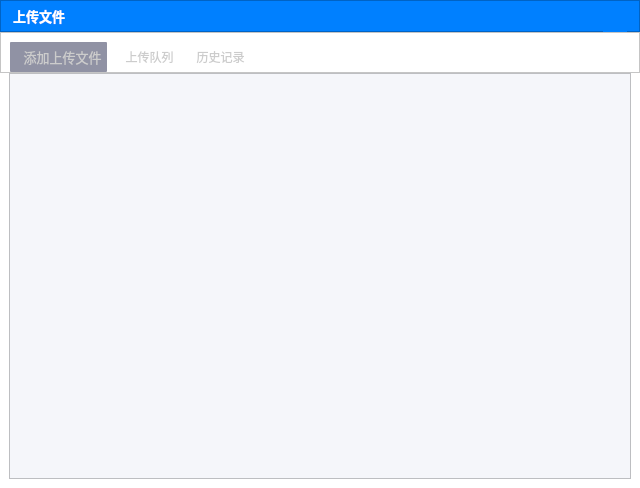
First picture: the form in uploadfiledialog.ui, repository ZhouMei20220810/TEST, before the edit.
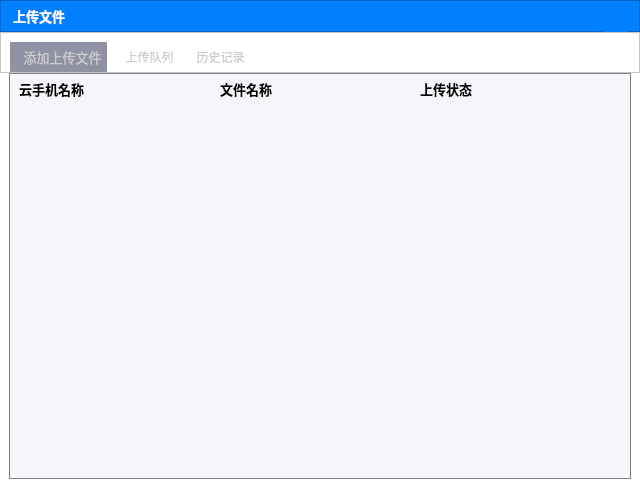
Second picture: the form after the edit. The open tabs and pages were chosen to show the change. Icons and pictures are not drawn.

Commit message: 上传历史记录

```diff
--- a/uploadfiledialog.ui
+++ b/uploadfiledialog.ui
@@ -10,6 +10,11 @@
     <height>488</height>
    </rect>
   </property>
+  <property name="font">
+   <font>
+    <pointsize>10</pointsize>
+   </font>
+  </property>
   <property name="windowTitle">
    <string>Dialog</string>
   </property>
@@ -1037,10 +1042,154 @@
         <number>0</number>
        </property>
        <item>
-        <widget class="QListWidget" name="listWidgetHistory">
+        <widget class="QFrame" name="frame_6">
+         <property name="minimumSize">
+          <size>
+           <width>0</width>
+           <height>0</height>
+          </size>
+         </property>
+         <property name="maximumSize">
+          <size>
+           <width>16777215</width>
+           <height>16777215</height>
+          </size>
+         </property>
+         <property name="font">
+          <font>
+           <pointsize>10</pointsize>
+          </font>
+         </property>
          <property name="styleSheet">
-          <string notr="true">background-color:#FFF5F6FA;</string>
+          <string notr="true">QFrame{background-color:#FFF5F6FA;
+border:1px solid grey;
+}</string>
          </property>
+         <property name="frameShape">
+          <enum>QFrame::StyledPanel</enum>
+         </property>
+         <property name="frameShadow">
+          <enum>QFrame::Raised</enum>
+         </property>
+         <layout class="QVBoxLayout" name="verticalLayout_8">
+          <property name="spacing">
+           <number>0</number>
+          </property>
+          <property name="leftMargin">
+           <number>0</number>
+          </property>
+          <property name="topMargin">
+           <number>0</number>
+          </property>
+          <property name="rightMargin">
+           <number>0</number>
+          </property>
+          <property name="bottomMargin">
+           <number>0</number>
+          </property>
+          <item>
+           <widget class="QFrame" name="frame_7">
+            <property name="minimumSize">
+             <size>
+              <width>0</width>
+              <height>30</height>
+             </size>
+            </property>
+            <property name="maximumSize">
+             <size>
+              <width>16777215</width>
+              <height>30</height>
+             </size>
+            </property>
+            <property name="font">
+             <font>
+              <pointsize>10</pointsize>
+             </font>
+            </property>
+            <property name="styleSheet">
+             <string notr="true">border:none;</string>
+            </property>
+            <property name="frameShape">
+             <enum>QFrame::StyledPanel</enum>
+            </property>
+            <property name="frameShadow">
+             <enum>QFrame::Raised</enum>
+            </property>
+            <layout class="QHBoxLayout" name="horizontalLayout_7">
+             <property name="spacing">
+              <number>0</number>
+             </property>
+             <property name="topMargin">
+              <number>0</number>
+             </property>
+             <property name="bottomMargin">
+              <number>0</number>
+             </property>
+             <item>
+              <widget class="QLabel" name="label_9">
+               <property name="font">
+                <font>
+                 <pointsize>10</pointsize>
+                 <bold>true</bold>
+                </font>
+               </property>
+               <property name="styleSheet">
+                <string notr="true">border:none;</string>
+               </property>
+               <property name="text">
+                <string>云手机名称</string>
+               </property>
+              </widget>
+             </item>
+             <item>
+              <widget class="QLabel" name="label_10">
+               <property name="font">
+                <font>
+                 <pointsize>10</pointsize>
+                 <bold>true</bold>
+                </font>
+               </property>
+               <property name="styleSheet">
+                <string notr="true">border:none;</string>
+               </property>
+               <property name="text">
+                <string>文件名称</string>
+               </property>
+              </widget>
+             </item>
+             <item>
+              <widget class="QLabel" name="label_11">
+               <property name="font">
+                <font>
+                 <pointsize>10</pointsize>
+                 <bold>true</bold>
+                </font>
+               </property>
+               <property name="styleSheet">
+                <string notr="true">border:none;</string>
+               </property>
+               <property name="text">
+                <string>上传状态</string>
+               </property>
+              </widget>
+             </item>
+            </layout>
+           </widget>
+          </item>
+          <item>
+           <widget class="QListWidget" name="listWidgetHistory">
+            <property name="maximumSize">
+             <size>
+              <width>16777215</width>
+              <height>16777215</height>
+             </size>
+            </property>
+            <property name="styleSheet">
+             <string notr="true">border:none;</string>
+            </property>
+           </widget>
+          </item>
+         </layout>
         </widget>
        </item>
       </layout>
```
Left out of the diff: 2 changed lines with no effect on the pictures.
